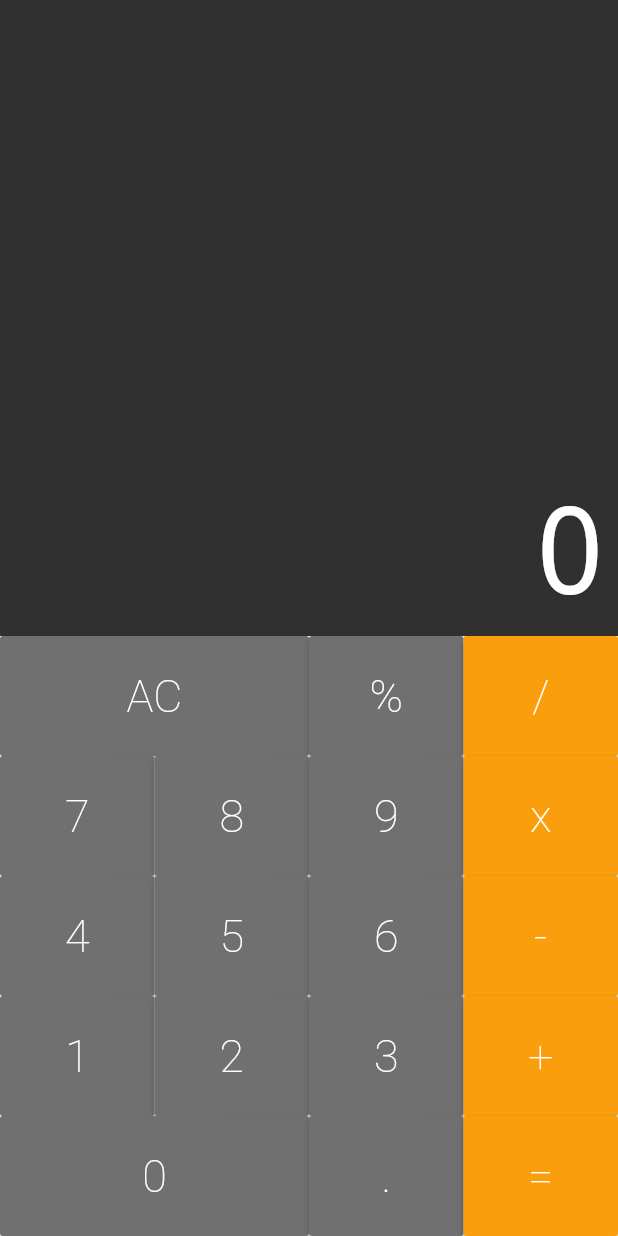
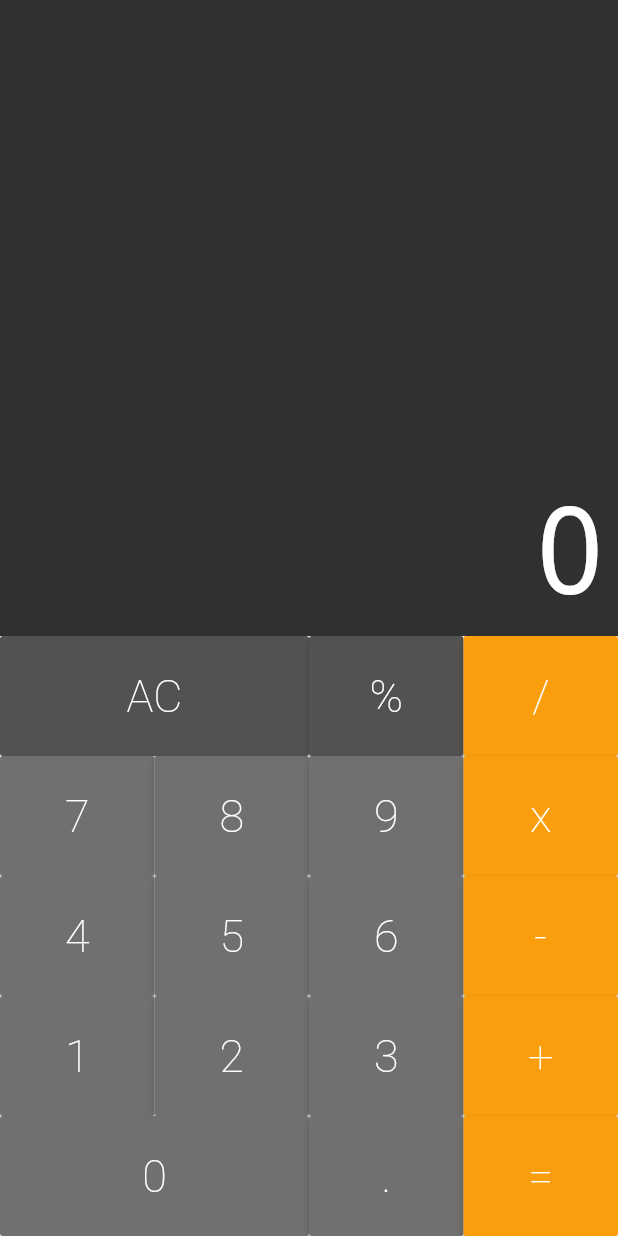
Before and after one commit to luanws/calculadora-flutter, a Flutter app: the screen it shows after launch, on a phone screen of 412 x 824 dp. Run offline on Flutter 3.47's test engine with Material 2 defaults, Android fonts, the light colour scheme and no system bars; drawn by our look-alikes of auto_size_text.

Commit message:
callback

```diff
--- a/lib/components/button.dart
+++ b/lib/components/button.dart
@@ -9,11 +9,19 @@ class Button extends StatelessWidget {
   final String text;
   final int flex;
   final Color color;
+  final void Function(String) callback;
 
-  Button({@required this.text, this.flex = 1, this.color = DEFAULT});
+  Button(
+      {@required this.text,
+      this.flex = 1,
+      this.color = DEFAULT,
+      @required this.callback});
 
   Button.operation(
-      {@required this.text, this.flex = 1, this.color = OPERATION});
+      {@required this.text,
+      this.flex = 1,
+      this.color = OPERATION,
+      @required this.callback});
 
   @override
   Widget build(BuildContext context) {
@@ -26,7 +34,7 @@ class Button extends StatelessWidget {
           style: TextStyle(
               color: Colors.white, fontSize: 30, fontWeight: FontWeight.w200),
         ),
-        onPressed: () {},
+        onPressed: () => callback(text),
       ),
     );
   }
--- a/lib/components/keyboard.dart
+++ b/lib/components/keyboard.dart
@@ -3,6 +3,10 @@ import 'package:calculadoraflutter/components/button_row.dart';
 import 'package:flutter/material.dart';
 
 class Keyboard extends StatelessWidget {
+  final void Function(String) callback;
+
+  Keyboard(this.callback);
+
   @override
   Widget build(BuildContext context) {
     return Container(
@@ -10,32 +14,32 @@ class Keyboard extends StatelessWidget {
       child: Column(
         children: <Widget>[
           ButtonRow([
-            Button(text: 'AC', flex: 2),
-            Button(text: '%'),
-            Button.operation(text: '/'),
+            Button(text: 'AC', flex: 2, callback: callback, color: Button.DARK),
+            Button(text: '%', callback: callback, color: Button.DARK),
+            Button.operation(text: '/', callback: callback),
           ]),
           ButtonRow([
-            Button(text: '7'),
-            Button(text: '8'),
-            Button(text: '9'),
-            Button.operation(text: 'x'),
+            Button(text: '7', callback: callback),
+            Button(text: '8', callback: callback),
+            Button(text: '9', callback: callback),
+            Button.operation(text: 'x', callback: callback),
           ]),
           ButtonRow([
-            Button(text: '4'),
-            Button(text: '5'),
-            Button(text: '6'),
-            Button.operation(text: '-'),
+            Button(text: '4', callback: callback),
+            Button(text: '5', callback: callback),
+            Button(text: '6', callback: callback),
+            Button.operation(text: '-', callback: callback),
           ]),
           ButtonRow([
-            Button(text: '1'),
-            Button(text: '2'),
-            Button(text: '3'),
-            Button.operation(text: '+'),
+            Button(text: '1', callback: callback),
+            Button(text: '2', callback: callback),
+            Button(text: '3', callback: callback),
+            Button.operation(text: '+', callback: callback),
           ]),
           ButtonRow([
-            Button(text: '0', flex: 2),
-            Button(text: '.'),
-            Button.operation(text: '='),
+            Button(text: '0', flex: 2, callback: callback),
+            Button(text: '.', callback: callback),
+            Button.operation(text: '=', callback: callback),
           ]),
         ],
       ),
--- a/lib/screens/calculator.dart
+++ b/lib/screens/calculator.dart
@@ -4,13 +4,17 @@ import 'package:flutter/cupertino.dart';
 import 'package:flutter/material.dart';
 
 class Calculator extends StatelessWidget {
+  _onPressed(String text) {
+    print(text);
+  }
+
   @override
   Widget build(BuildContext context) {
     return MaterialApp(
       home: Column(
         children: <Widget>[
           Display("0"),
-          Keyboard(),
+          Keyboard(_onPressed),
         ],
       ),
     );
```
